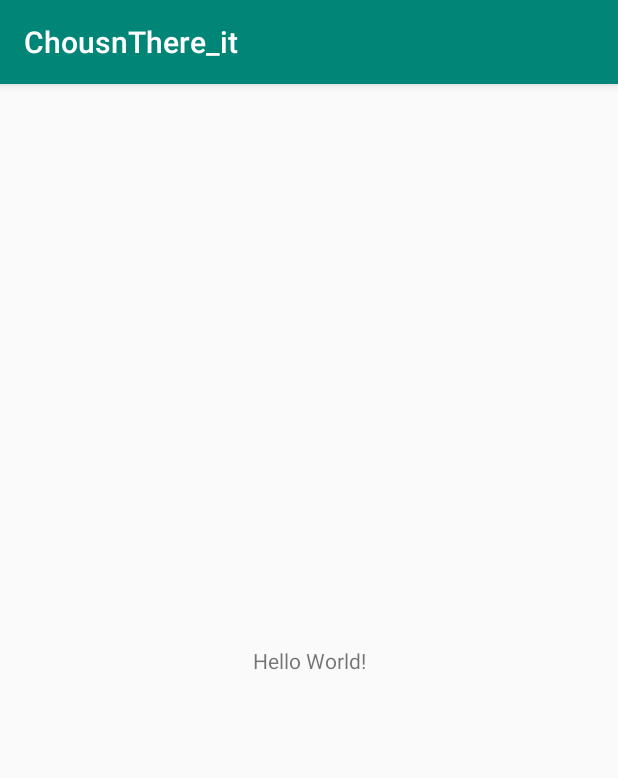
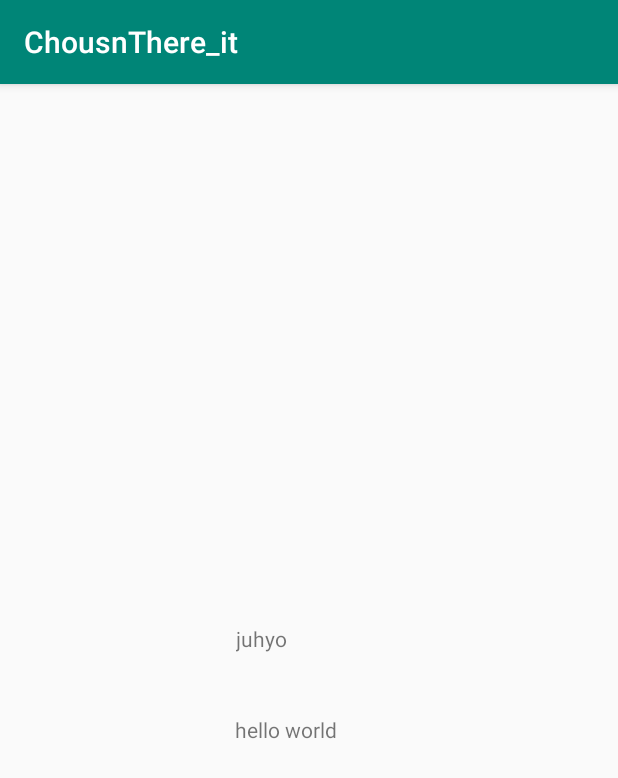
Before and after one commit to kjuhyo/ChosunThere_it, an Android app: the screen it shows after launch (MainActivity), on a phone screen of 412 x 824 dp. Shown: the top 778 px of the screen. Run offline under Robolectric (Android 15) with nearby library versions, the phone set to English and light mode, and no system bars.

Commit message:
Splash 화면 전환 추가

```diff
--- a/app/build.gradle
+++ b/app/build.gradle
@@ -27,4 +27,5 @@ dependencies {
     androidTestImplementation 'androidx.test:runner:1.1.1'
     androidTestImplementation 'androidx.test.espresso:espresso-core:3.1.1'
     implementation 'androidx.cardview:cardview:1.0.0'
+    implementation 'com.google.android.material:material:1.0.0'
 }
--- a/app/src/main/AndroidManifest.xml
+++ b/app/src/main/AndroidManifest.xml
@@ -9,13 +9,16 @@
         android:roundIcon="@mipmap/ic_launcher_round"
         android:supportsRtl="true"
         android:theme="@style/AppTheme">
-        <activity android:name=".MainActivity">
+<!--        소영 : Splash 추가-->
+        <activity android:name=".SplashActivity" android:theme="@style/SplashTheme">
             <intent-filter>
                 <action android:name="android.intent.action.MAIN" />
 
                 <category android:name="android.intent.category.LAUNCHER" />
             </intent-filter>
         </activity>
+        <activity android:name=".MainActivity">
+        </activity>
     </application>
 
 </manifest>
--- /dev/null
+++ b/app/src/main/java/com/example/chousnthere_it/SplashActivity.java
@@ -0,0 +1,28 @@
+package com.example.chousnthere_it;
+
+import androidx.appcompat.app.AppCompatActivity;
+
+import android.content.Intent;
+import android.os.Bundle;
+import android.os.Handler;
+
+public class SplashActivity extends AppCompatActivity {
+    private static int SPLASH_TIME = 500; // 화면 전환 타이머
+
+    @Override
+    protected void onCreate(Bundle savedInstanceState) {
+        super.onCreate(savedInstanceState);
+
+        // 타이머 준 Splash 화면 전환
+        new Handler().postDelayed(new Runnable() {
+            @Override
+            public void run() {
+
+                Intent intent = new Intent(SplashActivity.this, MainActivity.class);
+                startActivity(intent);
+                finish();
+            }
+        }, SPLASH_TIME);
+
+    }
+}
--- /dev/null
+++ b/app/src/main/res/drawable/logo_splash.xml
@@ -0,0 +1,5 @@
+<?xml version="1.0" encoding="utf-8"?>
+<selector xmlns:android="http://schemas.android.com/apk/res/android">
+<item
+    android:drawable="@drawable/logo"/>
+</selector>
--- a/app/src/main/res/layout/activity_main.xml
+++ b/app/src/main/res/layout/activity_main.xml
@@ -7,12 +7,24 @@
     tools:context=".MainActivity">
 
     <TextView
-        android:layout_width="wrap_content"
-        android:layout_height="wrap_content"
-        android:text="Hello World!"
+        android:layout_width="98dp"
+        android:layout_height="48dp"
+        android:text="juhyo"
         app:layout_constraintBottom_toBottomOf="parent"
         app:layout_constraintLeft_toLeftOf="parent"
         app:layout_constraintRight_toRightOf="parent"
         app:layout_constraintTop_toTopOf="parent" />
 
+    <TextView
+        android:id="@+id/textView2"
+        android:layout_width="98dp"
+        android:layout_height="48dp"
+        android:text="hello world"
+        app:layout_constraintBottom_toBottomOf="parent"
+        app:layout_constraintHorizontal_bias="0.498"
+        app:layout_constraintLeft_toLeftOf="parent"
+        app:layout_constraintRight_toRightOf="parent"
+        app:layout_constraintTop_toTopOf="parent"
+        app:layout_constraintVertical_bias="0.584" />
+
 </androidx.constraintlayout.widget.ConstraintLayout>
--- /dev/null
+++ b/app/src/main/res/layout/activity_splash.xml
@@ -0,0 +1,9 @@
+<?xml version="1.0" encoding="utf-8"?>
+<androidx.constraintlayout.widget.ConstraintLayout xmlns:android="http://schemas.android.com/apk/res/android"
+    xmlns:app="http://schemas.android.com/apk/res-auto"
+    xmlns:tools="http://schemas.android.com/tools"
+    android:layout_width="match_parent"
+    android:layout_height="match_parent"
+    tools:context=".SplashActivity">
+
+</androidx.constraintlayout.widget.ConstraintLayout>
--- a/app/src/main/res/values/styles.xml
+++ b/app/src/main/res/values/styles.xml
@@ -7,5 +7,8 @@
         <item name="colorPrimaryDark">@color/colorPrimaryDark</item>
         <item name="colorAccent">@color/colorAccent</item>
     </style>
+    <style name="SplashTheme" parent="Theme.AppCompat.NoActionBar">
+        <item name="android:windowBackground">@drawable/logo_splash</item>
+    </style>
 
 </resources>
```
Also changed, not shown: app/src/main/res/drawable/logo.png (added).
